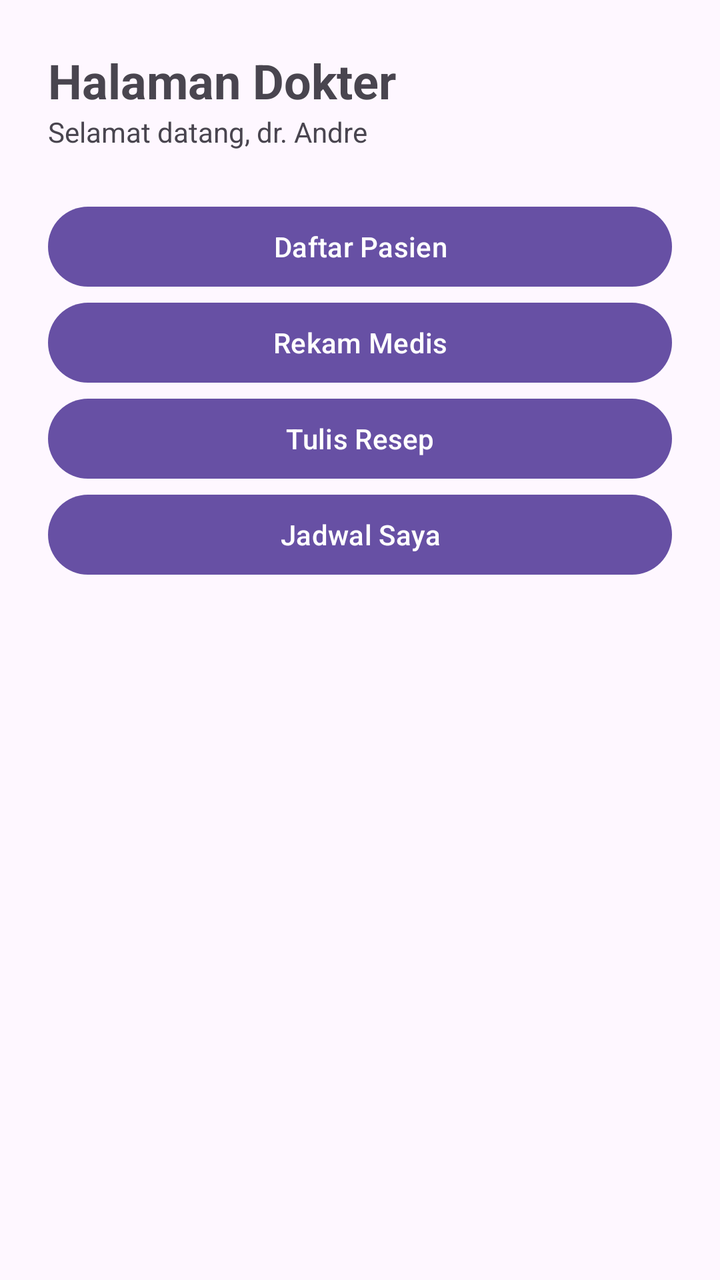
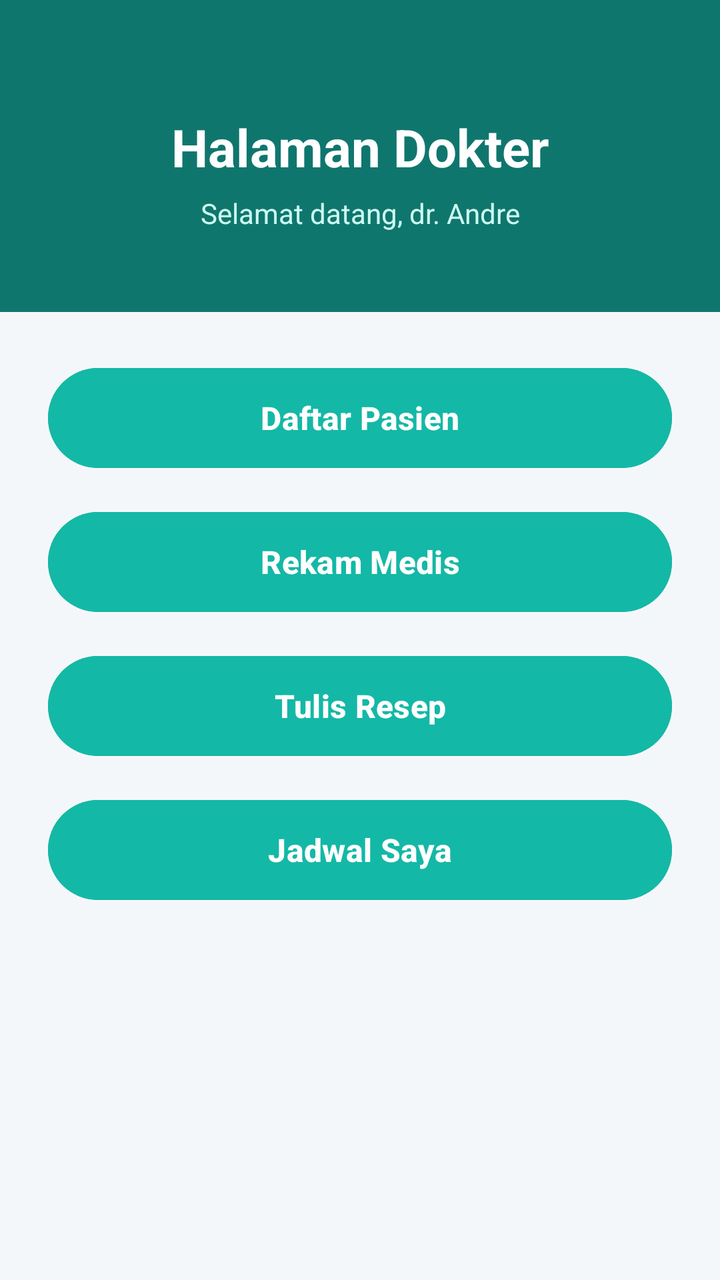

Two renders of the same Android screen: before a commit and after it. Below are the layout's source before the change and the commit's diff.
<!-- AndroidManifest.xml: application theme Theme.RumahSakit -->
<!-- res/layout/activity_doctor.xml -->
<?xml version="1.0" encoding="utf-8"?>
<LinearLayout xmlns:android="http://schemas.android.com/apk/res/android"
    android:layout_width="match_parent"
    android:layout_height="match_parent"
    android:orientation="vertical"
    android:padding="24dp">

    
    <TextView
        android:layout_width="wrap_content"
        android:layout_height="wrap_content"
        android:text="Halaman Dokter"
        android:textSize="24sp"
        android:textStyle="bold" />

    
    <TextView
        android:layout_width="wrap_content"
        android:layout_height="wrap_content"
        android:layout_marginBottom="24dp"
        android:text="Selamat datang, dr. Andre" />

    
    <Button
        android:layout_width="match_parent"
        android:layout_height="wrap_content"
        android:text="Daftar Pasien" />

    <Button
        android:layout_width="match_parent"
        android:layout_height="wrap_content"
        android:text="Rekam Medis" />

    <Button
        android:layout_width="match_parent"
        android:layout_height="wrap_content"
        android:text="Tulis Resep" />

    <Button
        android:layout_width="match_parent"
        android:layout_height="wrap_content"
        android:text="Jadwal Saya" />

</LinearLayout>
<!-- resources referenced by this layout -->
<resources>
  <style name="Theme.RumahSakit" parent="Base.Theme.RumahSakit" />
  <style name="Base.Theme.RumahSakit" parent="Theme.Material3.DayNight.NoActionBar">
          
          
      </style>
</resources>

<!-- the commit's change to res/layout/activity_doctor.xml (unified diff, before → after) -->
@@ -1,44 +1,99 @@
 <?xml version="1.0" encoding="utf-8"?>
-<LinearLayout xmlns:android="http://schemas.android.com/apk/res/android"
+<ScrollView xmlns:android="http://schemas.android.com/apk/res/android"
     android:layout_width="match_parent"
     android:layout_height="match_parent"
-    android:orientation="vertical"
-    android:padding="24dp">
+    android:background="#F4F7F9"
+    android:fillViewport="true">
 
-    
-    <TextView
-        android:layout_width="wrap_content"
-        android:layout_height="wrap_content"
-        android:text="Halaman Dokter"
-        android:textSize="24sp"
-        android:textStyle="bold" />
-
-    
-    <TextView
-        android:layout_width="wrap_content"
-        android:layout_height="wrap_content"
-        android:layout_marginBottom="24dp"
-        android:text="Selamat datang, dr. Andre" />
-
-    
-    <Button
+    <LinearLayout
         android:layout_width="match_parent"
         android:layout_height="wrap_content"
-        android:text="Daftar Pasien" />
+        android:orientation="vertical">
 
-    <Button
-        android:layout_width="match_parent"
-        android:layout_height="wrap_content"
-        android:text="Rekam Medis" />
+        
+        <LinearLayout
+            android:layout_width="match_parent"
+            android:layout_height="wrap_content"
+            android:background="#0F766E"
+            android:orientation="vertical"
+            android:paddingStart="24dp"
+            android:paddingTop="56dp"
+            android:paddingEnd="24dp"
+            android:paddingBottom="40dp">
 
-    <Button
-        android:layout_width="match_parent"
-        android:layout_height="wrap_content"
-        android:text="Tulis Resep" />
+            <TextView
+                android:layout_width="match_parent"
+                android:layout_height="wrap_content"
+                android:gravity="center"
+                android:text="Halaman Dokter"
+                android:textColor="#FFFFFF"
+                android:textSize="26sp"
+                android:textStyle="bold" />
 
-    <Button
-        android:layout_width="match_parent"
-        android:layout_height="wrap_content"
-        android:text="Jadwal Saya" />
+            <TextView
+                android:layout_width="match_parent"
+                android:layout_height="wrap_content"
+                android:layout_marginTop="6dp"
+                android:gravity="center"
+                android:text="Selamat datang, dr. Andre"
+                android:textColor="#CCFBF1"
+                android:textSize="14sp" />
+        </LinearLayout>
 
-</LinearLayout>
+        
+        <LinearLayout
+            android:layout_width="match_parent"
+            android:layout_height="wrap_content"
+            android:orientation="vertical"
+            android:padding="24dp">
+
+            <Button
+                android:id="@+id/btnPatients"
+                android:layout_width="match_parent"
+                android:layout_height="58dp"
+                android:layout_marginBottom="14dp"
+                android:backgroundTint="#14B8A6"
+                android:text="Daftar Pasien"
+                android:textAllCaps="false"
+                android:textColor="#FFFFFF"
+                android:textSize="16sp"
+                android:textStyle="bold" />
+
+            <Button
+                android:id="@+id/btnMedicalRecord"
+                android:layout_width="match_parent"
+                android:layout_height="58dp"
+                android:layout_marginBottom="14dp"
+                android:backgroundTint="#14B8A6"
+                android:text="Rekam Medis"
+                android:textAllCaps="false"
+                android:textColor="#FFFFFF"
+                android:textSize="16sp"
+                android:textStyle="bold" />
+
+            <Button
+                android:id="@+id/btnPrescription"
+                android:layout_width="match_parent"
+                android:layout_height="58dp"
+                android:layout_marginBottom="14dp"
+                android:backgroundTint="#14B8A6"
+                android:text="Tulis Resep"
+                android:textAllCaps="false"
+                android:textColor="#FFFFFF"
+                android:textSize="16sp"
+                android:textStyle="bold" />
+
+            <Button
+                android:id="@+id/btnSchedule"
+                android:layout_width="match_parent"
+                android:layout_height="58dp"
+                android:backgroundTint="#14B8A6"
+                android:text="Jadwal Saya"
+                android:textAllCaps="false"
+                android:textColor="#FFFFFF"
+                android:textSize="16sp"
+                android:textStyle="bold" />
+        </LinearLayout>
+
+    </LinearLayout>
+</ScrollView>
